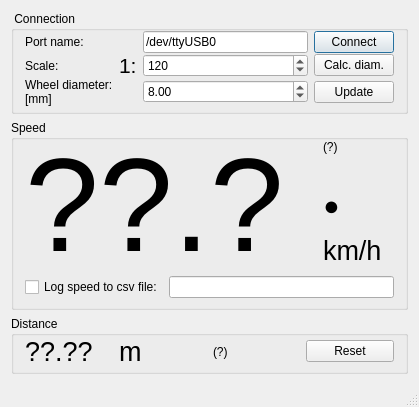
Qt form form/main-window.ui (kmzbrnoI/wsm-speed-reader) before a commit.
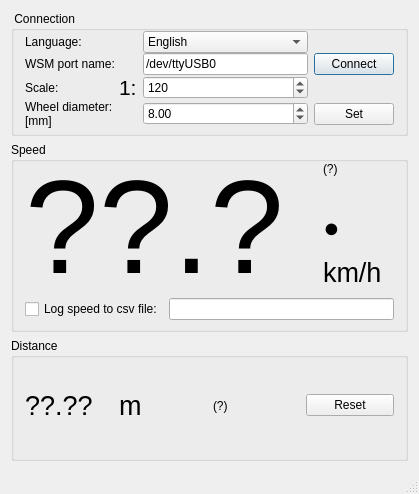
The same form after that commit. Icons and pictures are not drawn.

Commit message: Add czech language support. #2

```diff
--- a/form/main-window.ui
+++ b/form/main-window.ui
@@ -7,7 +7,7 @@
     <x>0</x>
     <y>0</y>
     <width>419</width>
-    <height>401</height>
+    <height>494</height>
    </rect>
   </property>
   <property name="sizePolicy">
@@ -49,14 +49,7 @@
        <property name="verticalSpacing">
         <number>0</number>
        </property>
-       <item row="0" column="0">
-        <widget class="QLabel" name="label">
-         <property name="text">
-          <string>Port name:</string>
-         </property>
-        </widget>
-       </item>
-       <item row="0" column="2">
+       <item row="1" column="2">
         <widget class="QLineEdit" name="le_portname">
          <property name="sizePolicy">
           <sizepolicy hsizetype="Expanding" vsizetype="Fixed">
@@ -75,48 +68,27 @@
          </property>
         </widget>
        </item>
-       <item row="0" column="3">
-        <widget class="QPushButton" name="b_connect">
-         <property name="sizePolicy">
-          <sizepolicy hsizetype="Minimum" vsizetype="Fixed">
-           <horstretch>0</horstretch>
-           <verstretch>0</verstretch>
-          </sizepolicy>
-         </property>
-         <property name="text">
-          <string>Connect</string>
-         </property>
-         <property name="autoDefault">
-          <bool>false</bool>
-         </property>
-         <property name="default">
-          <bool>true</bool>
-         </property>
-         <property name="flat">
-          <bool>false</bool>
-         </property>
-        </widget>
-       </item>
-       <item row="1" column="0">
+       <item row="2" column="0">
         <widget class="QLabel" name="label_2">
          <property name="text">
           <string>Scale:</string>
          </property>
         </widget>
        </item>
-       <item row="1" column="1">
-        <widget class="QLabel" name="label_4">
-         <property name="font">
-          <font>
-           <pointsize>16</pointsize>
-          </font>
+       <item row="3" column="2">
+        <widget class="QDoubleSpinBox" name="dsb_diameter">
+         <property name="decimals">
+          <number>2</number>
          </property>
-         <property name="text">
-          <string>1:</string>
+         <property name="minimum">
+          <double>2.000000000000000</double>
+         </property>
+         <property name="value">
+          <double>8.000000000000000</double>
          </property>
         </widget>
        </item>
-       <item row="1" column="2">
+       <item row="2" column="2">
         <widget class="QSpinBox" name="sb_scale">
          <property name="minimum">
           <number>1</number>
@@ -129,10 +101,25 @@
          </property>
         </widget>
        </item>
+       <item row="2" column="1">
+        <widget class="QLabel" name="label_4">
+         <property name="font">
+          <font>
+           <pointsize>16</pointsize>
+          </font>
+         </property>
+         <property name="text">
+          <string notr="true">1:</string>
+         </property>
+        </widget>
+       </item>
        <item row="1" column="3">
-        <widget class="QPushButton" name="b_calc_diam">
-         <property name="toolTip">
-          <string extracomment="Calculate wheel diamater based on scale"/>
+        <widget class="QPushButton" name="b_connect">
+         <property name="sizePolicy">
+          <sizepolicy hsizetype="Minimum" vsizetype="Fixed">
+           <horstretch>0</horstretch>
+           <verstretch>0</verstretch>
+          </sizepolicy>
          </property>
          <property name="toolTipDuration">
           <number>5</number>
@@ -141,37 +128,26 @@
           <string/>
          </property>
          <property name="text">
-          <string>Calc. diam.</string>
+          <string>Connect</string>
          </property>
-        </widget>
-       </item>
-       <item row="2" column="0">
-        <widget class="QLabel" name="label_5">
-         <property name="text">
-          <string>Wheel diameter:&lt;br&gt;[mm]</string>
+         <property name="autoDefault">
+          <bool>false</bool>
          </property>
-        </widget>
-       </item>
-       <item row="2" column="2">
-        <widget class="QDoubleSpinBox" name="dsb_diameter">
-         <property name="decimals">
-          <number>2</number>
+         <property name="default">
+          <bool>true</bool>
          </property>
-         <property name="minimum">
-          <double>2.000000000000000</double>
+         <property name="flat">
+          <bool>false</bool>
          </property>
-         <property name="value">
-          <double>8.000000000000000</double>
-         </property>
         </widget>
        </item>
-       <item row="2" column="3">
+       <item row="3" column="3">
         <widget class="QPushButton" name="b_scale_update">
          <property name="toolTip">
           <string extracomment="Update scale and wheen diameter"/>
          </property>
          <property name="text">
-          <string>Update</string>
+          <string>Set</string>
          </property>
          <property name="autoDefault">
           <bool>false</bool>
@@ -184,6 +160,41 @@
          </property>
         </widget>
        </item>
+       <item row="0" column="2">
+        <widget class="QComboBox" name="cb_language">
+         <item>
+          <property name="text">
+           <string notr="true">English</string>
+          </property>
+         </item>
+         <item>
+          <property name="text">
+           <string notr="true">Čeština</string>
+          </property>
+         </item>
+        </widget>
+       </item>
+       <item row="0" column="0" colspan="2">
+        <widget class="QLabel" name="label_7">
+         <property name="text">
+          <string>Language:</string>
+         </property>
+        </widget>
+       </item>
+       <item row="1" column="0" colspan="2">
+        <widget class="QLabel" name="label">
+         <property name="text">
+          <string>WSM port name:</string>
+         </property>
+        </widget>
+       </item>
+       <item row="3" column="0">
+        <widget class="QLabel" name="label_5">
+         <property name="text">
+          <string>Wheel diameter:&lt;br&gt;[mm]</string>
+         </property>
+        </widget>
+       </item>
       </layout>
      </widget>
     </item>
```
Left out of the diff: 29 changed lines with no effect on the pictures. The commit also changes 6 other files.
